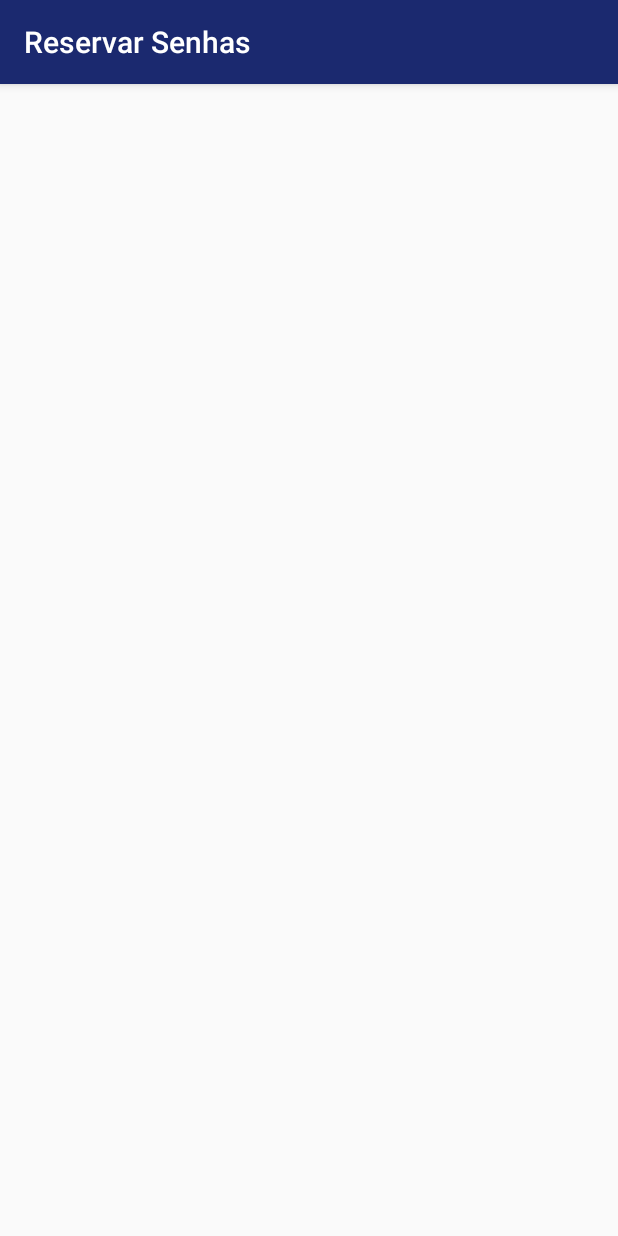
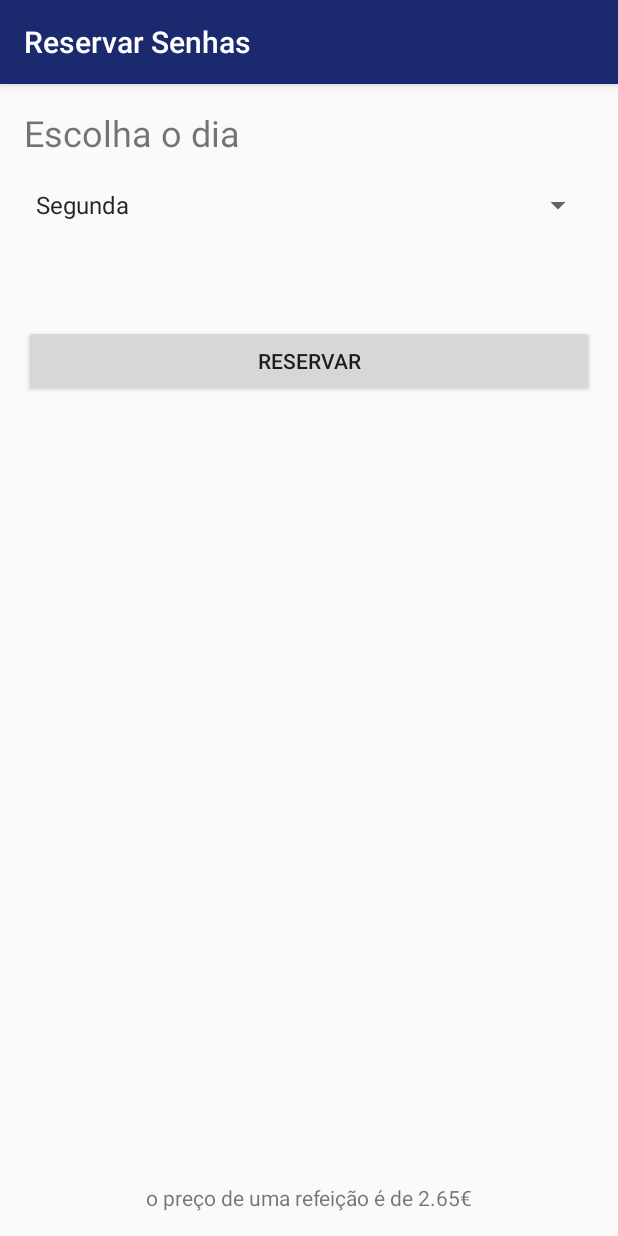
Before and after one commit to backup-xadden/psi_projeto, an Android app: the ReservarSenhasActivity screen opened directly, with no data from a screen before it, on a phone screen of 412 x 824 dp. Run offline under Robolectric (Android 15) with nearby library versions, the phone set to English and light mode, and no system bars.

Commit message:
small stuff

```diff
--- a/Projecto/app/src/main/java/com/ementas/projecto/ReservarSenhasActivity.java
+++ b/Projecto/app/src/main/java/com/ementas/projecto/ReservarSenhasActivity.java
@@ -2,6 +2,8 @@ package com.ementas.projecto;
 
 import android.support.v7.app.AppCompatActivity;
 import android.os.Bundle;
+import android.widget.ArrayAdapter;
+import android.widget.Spinner;
 
 public class ReservarSenhasActivity extends AppCompatActivity {
 
@@ -9,5 +11,11 @@ public class ReservarSenhasActivity extends AppCompatActivity {
     protected void onCreate(Bundle savedInstanceState) {
         super.onCreate(savedInstanceState);
         setContentView(R.layout.activity_reservar_senhas);
+
+        Spinner spinner = (Spinner)findViewById(R.id.spinner);
+
+        ArrayAdapter spadapter = ArrayAdapter.createFromResource(this, R.array.diasdesemana, android.R.layout.simple_spinner_item);
+        spadapter.setDropDownViewResource(android.R.layout.simple_spinner_dropdown_item);
+        spinner.setAdapter(spadapter);
     }
 }
--- a/Projecto/app/src/main/res/layout/activity_login.xml
+++ b/Projecto/app/src/main/res/layout/activity_login.xml
@@ -13,12 +13,12 @@
     <EditText
         android:layout_width="match_parent"
         android:layout_height="wrap_content"
-        android:inputType="textPersonName"
         android:ems="10"
         android:layout_alignParentTop="true"
         android:layout_alignParentStart="true"
         android:id="@+id/editTextNumber"
-        android:hint="@string/act_login_number" />
+        android:hint="@string/act_login_number"
+        android:inputType="numberPassword" />
 
     <Button
         android:hint="@string/act_login_button_login"
--- a/Projecto/app/src/main/res/layout/activity_reservar_senhas.xml
+++ b/Projecto/app/src/main/res/layout/activity_reservar_senhas.xml
@@ -10,4 +10,38 @@
     android:paddingTop="@dimen/activity_vertical_margin"
     tools:context="com.ementas.projecto.ReservarSenhasActivity">
 
+    <TextView
+        android:text="@string/reservar_senhas_escolherdia"
+        android:layout_width="wrap_content"
+        android:layout_height="wrap_content"
+        android:layout_alignParentTop="true"
+        android:layout_alignParentStart="true"
+        android:id="@+id/textViewEscolher"
+        android:textSize="24sp" />
+
+    <Button
+        android:text="@string/reservar_senhas_button"
+        android:layout_width="match_parent"
+        android:layout_height="wrap_content"
+        android:layout_marginTop="68dp"
+        android:id="@+id/buttonReservar"
+        android:layout_below="@+id/spinner"
+        android:layout_alignParentStart="true" />
+
+    <Spinner
+        android:layout_width="match_parent"
+        android:layout_height="wrap_content"
+        android:id="@+id/spinner"
+        android:layout_below="@+id/textViewEscolher"
+        android:layout_alignParentStart="true"
+        android:layout_marginTop="20dp" />
+
+    <TextView
+        android:text="@string/reservar_senhas_price"
+        android:layout_width="match_parent"
+        android:layout_height="wrap_content"
+        android:id="@+id/textViewPrice"
+        android:gravity="center"
+        android:layout_alignParentBottom="true"
+        android:layout_alignParentStart="true" />
 </RelativeLayout>
--- a/Projecto/app/src/main/res/values/strings.xml
+++ b/Projecto/app/src/main/res/values/strings.xml
@@ -33,6 +33,17 @@
 
     <!-- RESERVAR SENHAS -->
     <string name="reservar_senhas_label">Reservar Senhas</string>
+    <string name="reservar_senhas_escolherdia">Escolha o dia</string>
+    <string name="reservar_senhas_button">Reservar</string>
+    <string name="reservar_senhas_price">o preço de uma refeição é de 2.65€</string>
+
+    <string-array name="diasdesemana">
+        <item>Segunda</item>
+        <item>Terça</item>
+        <item>Quarta</item>
+        <item>Quinta</item>
+        <item>Sexta</item>
+    </string-array>
 
     <!-- Consultar Divida -->
     <string name="consuldar_divida_label">Sua divida</string>
```
Also changed, not shown: Projecto/app/src/main/java/com/ementas/projecto/LoginActivity.java (+14 -4 lines), Projecto/app/src/main/java/com/ementas/projecto/db/DataAccessHelper.java (added, +68 -0 lines).
